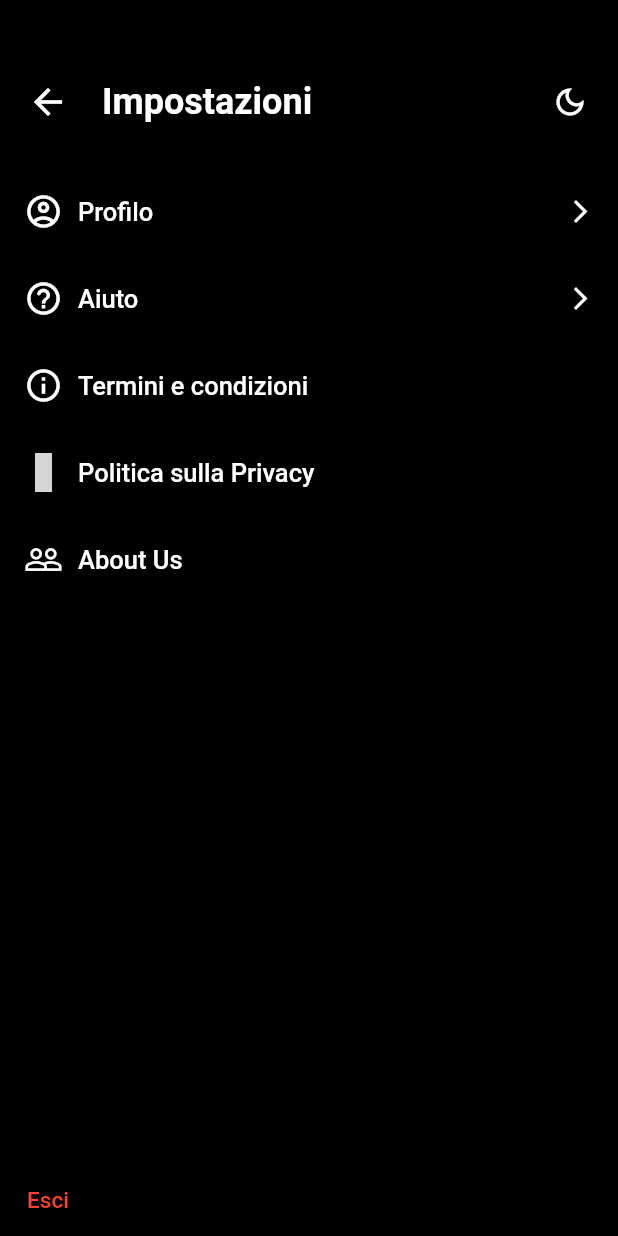
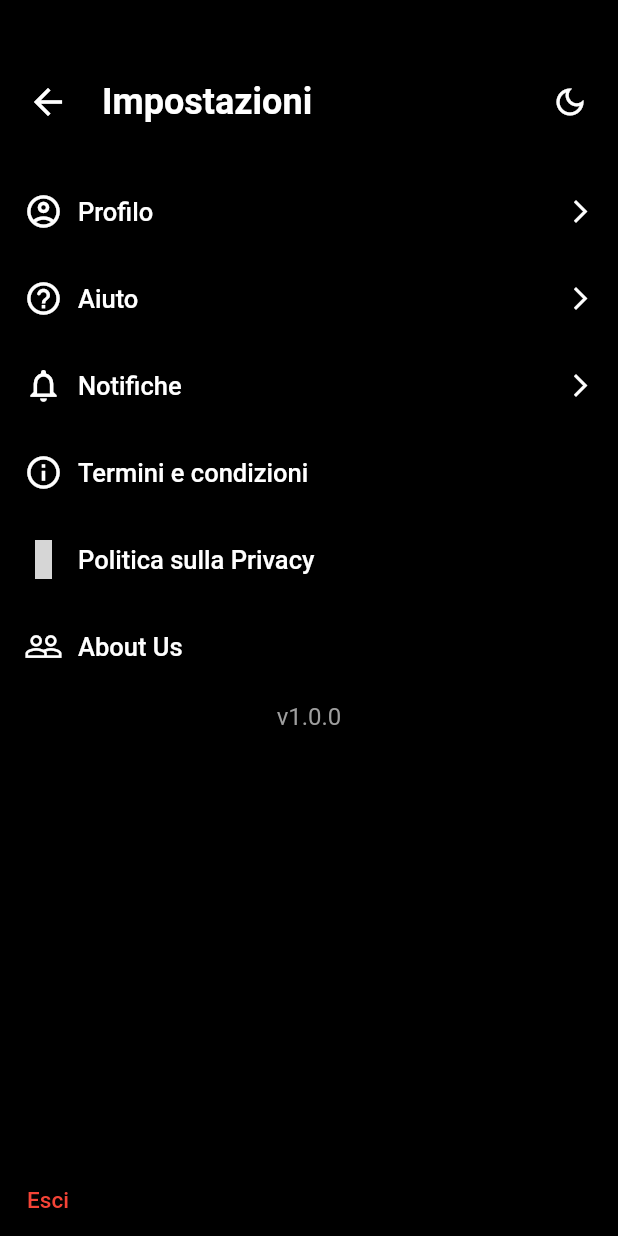
Before and after one commit to Stelk-dev/levant, a Flutter app: the SettingsRoute screen opened directly, after a tap on the "dark mode" icon, on a phone screen of 412 x 824 dp. Run offline on Flutter 3.47's test engine with Material 2 defaults, Android fonts, the phone set to English and light mode, and no system bars; our stand-ins replace cached_network_image, cloud_firestore, firebase_auth, firebase_core, firebase_storage, flash and 9 more; missing offline and left inert: flutter_facebook_login; accounts and stored records are empty; grey boxes are pictures that could not be loaded.

Commit message:
Version code adding in settings screen

```diff
--- a/lib/main/settings/SettingsPage.dart
+++ b/lib/main/settings/SettingsPage.dart
@@ -6,6 +6,7 @@ import 'package:levant/auth/main/login.dart';
 import 'package:levant/auth/service/authentication.dart';
 import 'package:levant/main/settings/pages/profile/profileSettings.dart';
 import 'package:levant/style/mainDecoration.dart';
+import 'package:package_info/package_info.dart';
 
 class SettingsRoute extends StatefulWidget {
   @override
@@ -14,6 +15,7 @@ class SettingsRoute extends StatefulWidget {
 
 class _SettingsRouteState extends State<SettingsRoute> {
   bool darkMode = true;
+  String _packageVersion = "";
 
   Widget sectionButton({
     required String title,
@@ -55,10 +57,23 @@ class _SettingsRouteState extends State<SettingsRoute> {
   }
 
   @override
+  void initState() {
+    super.initState();
+    gettingVersionCode();
+  }
+
+  Future<void> gettingVersionCode() async {
+    final package = await PackageInfo.fromPlatform();
+    setState(() => _packageVersion = "v" + package.version);
+  }
+
+  @override
   Widget build(BuildContext context) {
     return Scaffold(
       backgroundColor: Colors.black,
-      body: Column(
+      body: Stack(
+        children: [
+          Column(
             mainAxisAlignment: MainAxisAlignment.spaceBetween,
             children: [
               Column(
@@ -70,13 +85,15 @@ class _SettingsRouteState extends State<SettingsRoute> {
                       onPressed: () {
                         setState(() => darkMode = !darkMode);
                       },
-                  icon: Icon(
-                      darkMode ? Icons.dark_mode : Icons.dark_mode_outlined),
+                      icon: Icon(darkMode
+                          ? Icons.dark_mode
+                          : Icons.dark_mode_outlined),
                       iconSize: 24,
                       color: Colors.white,
                       splashRadius: 26,
                     ),
                   ),
+                  // #region Section buttons
                   sectionButton(
                     title: "Profilo",
                     icon: Icons.account_circle_outlined,
@@ -96,6 +113,11 @@ class _SettingsRouteState extends State<SettingsRoute> {
                     ),
                   ),
                   sectionButton(
+                    title: "Notifiche",
+                    icon: Icons.notifications_outlined,
+                    function: () => {},
+                  ),
+                  sectionButton(
                     title: "Termini e condizioni",
                     icon: Icons.info_outline,
                     function: () => {},
@@ -112,6 +134,16 @@ class _SettingsRouteState extends State<SettingsRoute> {
                     icon: FlutterIcons.people_outline_mdi,
                     function: () {},
                     isNavigatable: false,
+                  ),
+                  // #endregion
+                  _packageVersion.isEmpty
+                      ? Container()
+                      : Padding(
+                          padding: const EdgeInsets.all(8.0),
+                          child: Text(
+                            _packageVersion,
+                            style: TextStyle(color: Colors.grey, fontSize: 16),
+                          ),
                         ),
                 ],
               ),
@@ -163,6 +195,8 @@ class _SettingsRouteState extends State<SettingsRoute> {
               )
             ],
           ),
+        ],
+      ),
     );
   }
 }
--- a/pubspec.yaml
+++ b/pubspec.yaml
@@ -38,6 +38,7 @@ dependencies:
 
   # management
   get:
+  package_info: ^2.0.2
 
   # maps
   google_maps_flutter:
```
Also changed, not shown: pubspec.lock. Lines whose indentation alone changed are shown as unchanged.
